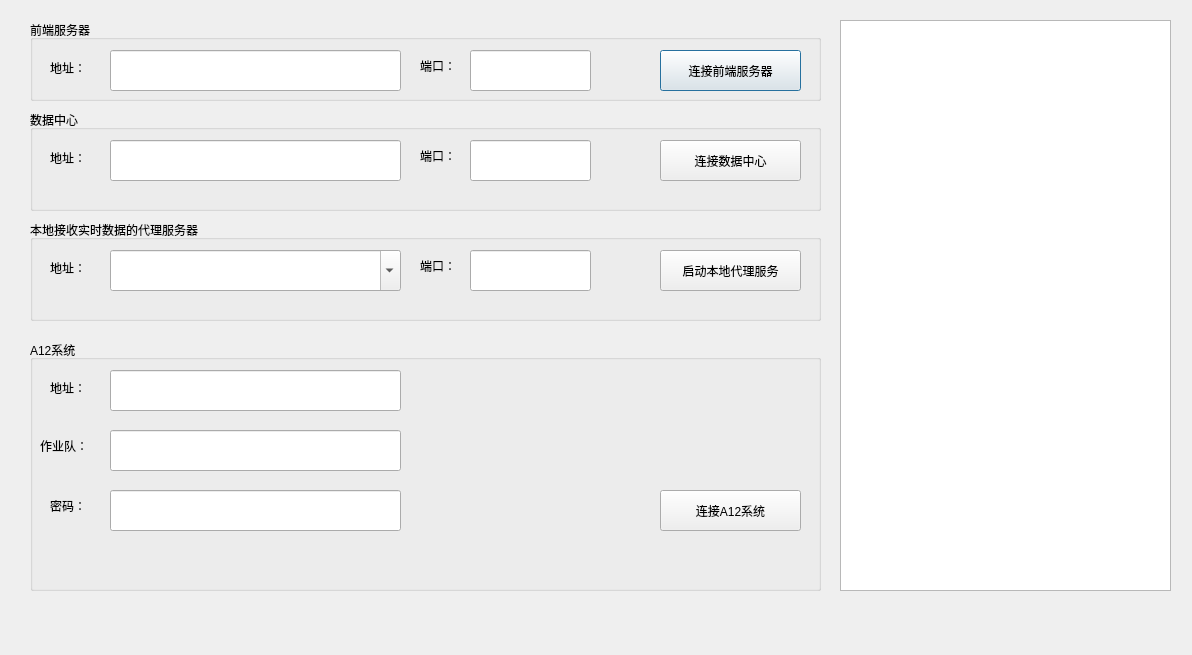
First picture: the form in dialognetworkset.ui, repository Yao-Long/ingestor, before the edit.
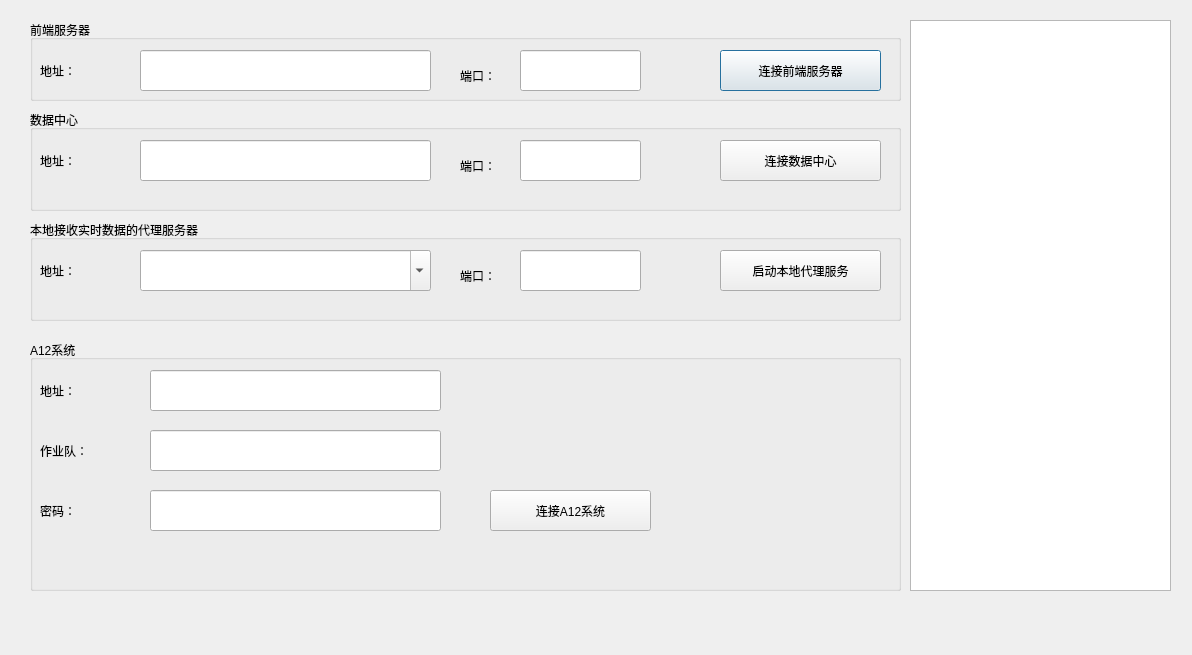
Second picture: the form after the edit.

```diff
--- a/dialognetworkset.ui
+++ b/dialognetworkset.ui
@@ -21,7 +21,7 @@
     <rect>
      <x>30</x>
      <y>20</y>
-     <width>791</width>
+     <width>871</width>
      <height>81</height>
     </rect>
    </property>
@@ -31,10 +31,10 @@
    <widget class="QLabel" name="label">
     <property name="geometry">
      <rect>
-      <x>20</x>
-      <y>40</y>
-      <width>31</width>
-      <height>16</height>
+      <x>10</x>
+      <y>30</y>
+      <width>91</width>
+      <height>41</height>
      </rect>
     </property>
     <property name="text">
@@ -44,7 +44,7 @@
    <widget class="QLineEdit" name="lineEditFrontServerIp">
     <property name="geometry">
      <rect>
-      <x>80</x>
+      <x>110</x>
       <y>30</y>
       <width>291</width>
       <height>41</height>
@@ -54,10 +54,10 @@
    <widget class="QLabel" name="label_2">
     <property name="geometry">
      <rect>
-      <x>390</x>
+      <x>430</x>
       <y>40</y>
-      <width>54</width>
-      <height>12</height>
+      <width>41</width>
+      <height>31</height>
      </rect>
     </property>
     <property name="text">
@@ -67,7 +67,7 @@
    <widget class="QLineEdit" name="lineEditFrontServerPort">
     <property name="geometry">
      <rect>
-      <x>440</x>
+      <x>490</x>
       <y>30</y>
       <width>121</width>
       <height>41</height>
@@ -77,9 +77,9 @@
    <widget class="QPushButton" name="pushButtonConnectFrontServer">
     <property name="geometry">
      <rect>
-      <x>630</x>
+      <x>690</x>
       <y>30</y>
-      <width>141</width>
+      <width>161</width>
       <height>41</height>
      </rect>
     </property>
@@ -93,7 +93,7 @@
     <rect>
      <x>30</x>
      <y>220</y>
-     <width>791</width>
+     <width>871</width>
      <height>101</height>
     </rect>
    </property>
@@ -103,10 +103,10 @@
    <widget class="QLabel" name="label_3">
     <property name="geometry">
      <rect>
-      <x>20</x>
-      <y>40</y>
-      <width>31</width>
-      <height>16</height>
+      <x>10</x>
+      <y>30</y>
+      <width>91</width>
+      <height>41</height>
      </rect>
     </property>
     <property name="text">
@@ -116,10 +116,10 @@
    <widget class="QLabel" name="label_4">
     <property name="geometry">
      <rect>
-      <x>390</x>
+      <x>430</x>
       <y>40</y>
-      <width>54</width>
-      <height>12</height>
+      <width>41</width>
+      <height>31</height>
      </rect>
     </property>
     <property name="text">
@@ -129,7 +129,7 @@
    <widget class="QLineEdit" name="lineEditLocalAgentReceiverPort">
     <property name="geometry">
      <rect>
-      <x>440</x>
+      <x>490</x>
       <y>30</y>
       <width>121</width>
       <height>41</height>
@@ -139,9 +139,9 @@
    <widget class="QPushButton" name="pushButtonStartLocalAgentReceiver">
     <property name="geometry">
      <rect>
-      <x>630</x>
+      <x>690</x>
       <y>30</y>
-      <width>141</width>
+      <width>161</width>
       <height>41</height>
      </rect>
     </property>
@@ -152,7 +152,7 @@
    <widget class="QComboBox" name="comboBoxLocalAgent">
     <property name="geometry">
      <rect>
-      <x>80</x>
+      <x>110</x>
       <y>30</y>
       <width>291</width>
       <height>41</height>
@@ -168,7 +168,7 @@
     <rect>
      <x>30</x>
      <y>110</y>
-     <width>791</width>
+     <width>871</width>
      <height>101</height>
     </rect>
    </property>
@@ -178,10 +178,10 @@
    <widget class="QLabel" name="label_5">
     <property name="geometry">
      <rect>
-      <x>20</x>
-      <y>40</y>
-      <width>31</width>
-      <height>16</height>
+      <x>10</x>
+      <y>30</y>
+      <width>91</width>
+      <height>41</height>
      </rect>
     </property>
     <property name="text">
@@ -191,7 +191,7 @@
    <widget class="QLineEdit" name="lineEditDataCenterIp">
     <property name="geometry">
      <rect>
-      <x>80</x>
+      <x>110</x>
       <y>30</y>
       <width>291</width>
       <height>41</height>
@@ -201,10 +201,10 @@
    <widget class="QLabel" name="label_6">
     <property name="geometry">
      <rect>
-      <x>390</x>
+      <x>430</x>
       <y>40</y>
-      <width>54</width>
-      <height>12</height>
+      <width>41</width>
+      <height>31</height>
      </rect>
     </property>
     <property name="text">
@@ -214,7 +214,7 @@
    <widget class="QLineEdit" name="lineEditDataCenterPort">
     <property name="geometry">
      <rect>
-      <x>440</x>
+      <x>490</x>
       <y>30</y>
       <width>121</width>
       <height>41</height>
@@ -224,9 +224,9 @@
    <widget class="QPushButton" name="pushButtonConnectDataCenter">
     <property name="geometry">
      <rect>
-      <x>630</x>
+      <x>690</x>
       <y>30</y>
-      <width>141</width>
+      <width>161</width>
       <height>41</height>
      </rect>
     </property>
@@ -240,7 +240,7 @@
     <rect>
      <x>30</x>
      <y>340</y>
-     <width>791</width>
+     <width>871</width>
      <height>251</height>
     </rect>
    </property>
@@ -250,10 +250,10 @@
    <widget class="QLabel" name="label_7">
     <property name="geometry">
      <rect>
-      <x>20</x>
-      <y>40</y>
-      <width>31</width>
-      <height>16</height>
+      <x>10</x>
+      <y>30</y>
+      <width>101</width>
+      <height>41</height>
      </rect>
     </property>
     <property name="text">
@@ -263,7 +263,7 @@
    <widget class="QLineEdit" name="lineEditA12Ip">
     <property name="geometry">
      <rect>
-      <x>80</x>
+      <x>120</x>
       <y>30</y>
       <width>291</width>
       <height>41</height>
@@ -274,9 +274,9 @@
     <property name="geometry">
      <rect>
       <x>10</x>
-      <y>100</y>
-      <width>54</width>
-      <height>12</height>
+      <y>90</y>
+      <width>101</width>
+      <height>41</height>
      </rect>
     </property>
     <property name="text">
@@ -286,7 +286,7 @@
    <widget class="QLineEdit" name="lineEditA12TeamName">
     <property name="geometry">
      <rect>
-      <x>80</x>
+      <x>120</x>
       <y>90</y>
       <width>291</width>
       <height>41</height>
@@ -296,7 +296,7 @@
    <widget class="QLineEdit" name="lineEditA12TeamPwd">
     <property name="geometry">
      <rect>
-      <x>80</x>
+      <x>120</x>
       <y>150</y>
       <width>291</width>
       <height>41</height>
@@ -306,10 +306,10 @@
    <widget class="QLabel" name="label_9">
     <property name="geometry">
      <rect>
-      <x>20</x>
-      <y>160</y>
-      <width>54</width>
-      <height>12</height>
+      <x>10</x>
+      <y>150</y>
+      <width>91</width>
+      <height>41</height>
      </rect>
     </property>
     <property name="text">
@@ -319,9 +319,9 @@
    <widget class="QPushButton" name="pushButtonConnectA12">
     <property name="geometry">
      <rect>
-      <x>630</x>
+      <x>460</x>
       <y>150</y>
-      <width>141</width>
+      <width>161</width>
       <height>41</height>
      </rect>
     </property>
@@ -333,9 +333,9 @@
   <widget class="QPlainTextEdit" name="plainTextEdit">
    <property name="geometry">
     <rect>
-     <x>840</x>
+     <x>910</x>
      <y>20</y>
-     <width>331</width>
+     <width>261</width>
      <height>571</height>
     </rect>
    </property>
```
